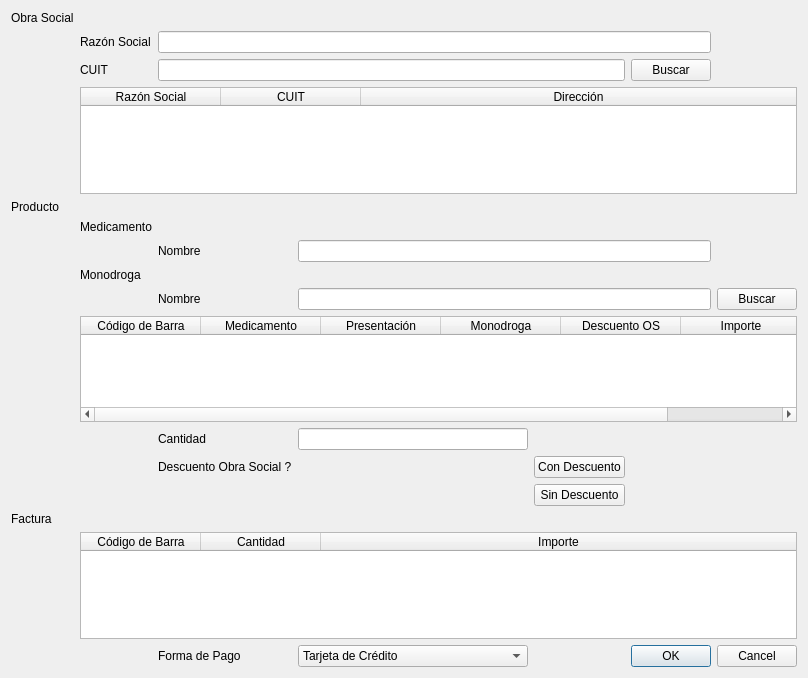
Above: Prototipo/ventaContado.ui from UNPSJB/FarmaciaCrisol before the change. Below: the same form after it.
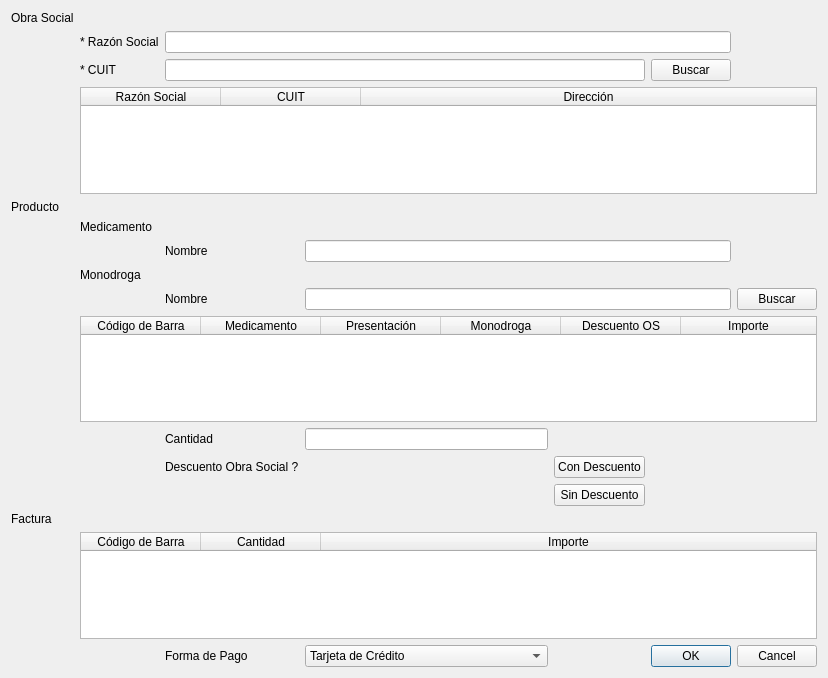
That is the form after the change.

What changed in the file:
```diff
--- a/Prototipo/ventaContado.ui
+++ b/Prototipo/ventaContado.ui
@@ -6,7 +6,7 @@
    <rect>
     <x>0</x>
     <y>0</y>
-    <width>808</width>
+    <width>828</width>
     <height>678</height>
    </rect>
   </property>
@@ -155,7 +155,7 @@
      <item row="2" column="1">
       <widget class="QLabel" name="label_3">
        <property name="text">
-        <string>CUIT</string>
+        <string>* CUIT</string>
        </property>
       </widget>
      </item>
@@ -187,7 +187,7 @@
      <item row="1" column="1">
       <widget class="QLabel" name="label_2">
        <property name="text">
-        <string>Razón Social</string>
+        <string>* Razón Social</string>
        </property>
       </widget>
      </item>
```
